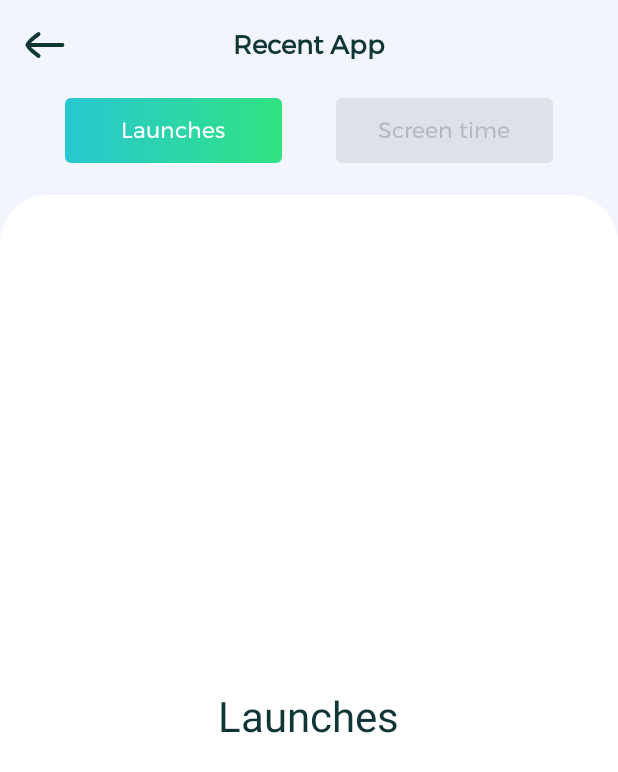
After one commit to Dale-jiang/OneClean, an Android app: the RecentAppUsedInfoActivity screen opened directly, with no data from a screen before it, on a phone screen of 412 x 824 dp. The commit adds this screen. Shown: the top 772 px of the screen. Run offline under Robolectric (Android 15) with nearby library versions, the phone set to English and light mode, and no system bars.

Commit message:
recent app main

```diff
--- a/app/src/main/AndroidManifest.xml
+++ b/app/src/main/AndroidManifest.xml
@@ -142,6 +142,11 @@
             android:configChanges="density|screenSize|keyboardHidden"
             android:screenOrientation="portrait" />
 
+        <activity
+            android:name=".ui.functions.recentapp.RecentAppUsedInfoActivity"
+            android:configChanges="density|screenSize|keyboardHidden"
+            android:screenOrientation="portrait" />
+
         <service
             android:name=".ui.functions.notice.FrontNoticeService"
             android:exported="false" />
--- a/app/src/main/java/com/kk/newcleanx/ui/common/MainActivity.kt
+++ b/app/src/main/java/com/kk/newcleanx/ui/common/MainActivity.kt
@@ -45,6 +45,7 @@ import com.kk.newcleanx.ui.functions.deviceinfo.DeviceInfoActivity
 import com.kk.newcleanx.ui.functions.duplicatefile.DuplicateFileActivity
 import com.kk.newcleanx.ui.functions.empty.EmptyFolderActivity
 import com.kk.newcleanx.ui.functions.recentapp.RecentAppGrantPermissionActivity
+import com.kk.newcleanx.ui.functions.recentapp.RecentAppUsedInfoActivity
 import com.kk.newcleanx.utils.CommonUtils
 import com.kk.newcleanx.utils.CommonUtils.hasNotificationPermission
 import com.kk.newcleanx.utils.CommonUtils.isAtLeastAndroid13
@@ -195,9 +196,9 @@ class MainActivity : AllFilePermissionActivity<AcMainBinding>() {
 
                 RECENT_APP -> {
                     if (CommonUtils.hasUsageStatsPermission()) {
+                        RecentAppUsedInfoActivity.start(this)
+                    } else {
                         RecentAppGrantPermissionActivity.start(this)
-                    } else {
-                        // TODO:
                     }
                 }
 
--- a/app/src/main/java/com/kk/newcleanx/ui/common/PermissionSettingDialogActivity.kt
+++ b/app/src/main/java/com/kk/newcleanx/ui/common/PermissionSettingDialogActivity.kt
@@ -14,7 +14,6 @@ class PermissionSettingDialogActivity : BaseActivity<AcPermissionSettingDialogBi
         super.onCreate(savedInstanceState)
 
         binding.apply {
-            isToSettings = true
             val title = intent?.getStringExtra(INTENT_KEY) ?: getString(R.string.user_guide)
             val message = intent?.getStringExtra(INTENT_KEY_1) ?: getString(R.string.please_ensure_this_option_is_enabled)
 
@@ -30,6 +29,11 @@ class PermissionSettingDialogActivity : BaseActivity<AcPermissionSettingDialogBi
         }
     }
 
+    override fun onResume() {
+        super.onResume()
+        isToSettings = true
+    }
+
     override fun onDestroy() {
         super.onDestroy()
         isToSettings = true
--- a/app/src/main/java/com/kk/newcleanx/ui/functions/recentapp/RecentAppGrantPermissionActivity.kt
+++ b/app/src/main/java/com/kk/newcleanx/ui/functions/recentapp/RecentAppGrantPermissionActivity.kt
@@ -37,7 +37,7 @@ class RecentAppGrantPermissionActivity : BaseActivity<AcRecentAppPermissionBindi
     private val perResult =
         registerForActivityResult(ActivityResultContracts.StartActivityForResult()) {
             if (hasUsageStatsPermission()) {
-                // TODO:
+               RecentAppUsedInfoActivity.start(this)
             }
         }
 
--- /dev/null
+++ b/app/src/main/java/com/kk/newcleanx/ui/functions/recentapp/RecentAppUsedInfoActivity.kt
@@ -0,0 +1,97 @@
+package com.kk.newcleanx.ui.functions.recentapp
+
+import android.content.Context
+import android.content.Intent
+import android.graphics.PorterDuff
+import android.os.Bundle
+import android.view.View
+import androidx.core.content.ContextCompat
+import androidx.fragment.app.Fragment
+import androidx.fragment.app.FragmentActivity
+import androidx.viewpager2.adapter.FragmentStateAdapter
+import androidx.viewpager2.widget.ViewPager2
+import com.kk.newcleanx.R
+import com.kk.newcleanx.databinding.AcRecentAppUsedInfoBinding
+import com.kk.newcleanx.ui.base.BaseActivity
+import com.kk.newcleanx.ui.functions.recentapp.fragment.AppLaunchesFragment
+import com.kk.newcleanx.ui.functions.recentapp.fragment.ScreenTimeInfoFragment
+
+class RecentAppUsedInfoActivity : BaseActivity<AcRecentAppUsedInfoBinding>() {
+    companion object {
+        fun start(context: Context) {
+            context.startActivity(Intent(context, RecentAppUsedInfoActivity::class.java))
+        }
+    }
+
+    override fun topView(): View {
+        return binding.toolbar.root
+    }
+
+    override fun onCreate(savedInstanceState: Bundle?) {
+        super.onCreate(savedInstanceState)
+
+        binding.apply {
+
+            toolbar.tvTitle.text = getString(R.string.recent_app)
+            toolbar.ivBack.setColorFilter(ContextCompat.getColor(this@RecentAppUsedInfoActivity, R.color.main_text_color), PorterDuff.Mode.SRC_IN)
+            toolbar.ivBack.setOnClickListener {
+                onBackPressedDispatcher.onBackPressed()
+            }
+
+            launches.setOnClickListener {
+                viewPager.currentItem = 0
+                setBtn(0)
+            }
+
+            screenTime.setOnClickListener {
+                viewPager.currentItem = 1
+                setBtn(1)
+            }
+
+            viewPager.registerOnPageChangeCallback(object : ViewPager2.OnPageChangeCallback() {
+
+                override fun onPageSelected(position: Int) {
+                    setBtn(position)
+                }
+            })
+
+
+            val fragmentList = mutableListOf<Fragment>(AppLaunchesFragment(), ScreenTimeInfoFragment())
+            viewPager.isUserInputEnabled = true
+            viewPager.adapter = ViewPageAdapter(this@RecentAppUsedInfoActivity, fragmentList)
+            viewPager.offscreenPageLimit = 2
+        }
+    }
+
+
+    private fun setBtn(position: Int) {
+
+        binding.apply {
+            if (position == 0) {
+                launches.setBackgroundResource(R.drawable.shape_btn_gradient_bg_r4)
+                launches.setTextColor(ContextCompat.getColor(this@RecentAppUsedInfoActivity, R.color.white))
+
+                screenTime.setBackgroundResource(R.drawable.shape_dde2e9_r4)
+                screenTime.setTextColor(ContextCompat.getColor(this@RecentAppUsedInfoActivity, R.color.color_b5bac1))
+            } else {
+                launches.setBackgroundResource(R.drawable.shape_dde2e9_r4)
+                launches.setTextColor(ContextCompat.getColor(this@RecentAppUsedInfoActivity, R.color.color_b5bac1))
+
+                screenTime.setBackgroundResource(R.drawable.shape_btn_gradient_bg_r4)
+                screenTime.setTextColor(ContextCompat.getColor(this@RecentAppUsedInfoActivity, R.color.white))
+            }
+
+        }
+    }
+
+    inner class ViewPageAdapter(
+        activity: FragmentActivity,
+        private val list: MutableList<Fragment>
+    ) :
+        FragmentStateAdapter(activity) {
+        override fun getItemCount(): Int = list.size
+
+        override fun createFragment(position: Int): Fragment = list[position]
+    }
+
+}
--- /dev/null
+++ b/app/src/main/java/com/kk/newcleanx/ui/functions/recentapp/fragment/AppLaunchesFragment.kt
@@ -0,0 +1,14 @@
+package com.kk.newcleanx.ui.functions.recentapp.fragment
+
+import android.os.Bundle
+import android.view.View
+import com.kk.newcleanx.databinding.FrRecentAppLaunchesBinding
+import com.kk.newcleanx.ui.base.BaseFragment
+
+class AppLaunchesFragment : BaseFragment<FrRecentAppLaunchesBinding>() {
+
+    override fun onViewCreated(view: View, savedInstanceState: Bundle?) {
+
+    }
+
+}
--- /dev/null
+++ b/app/src/main/java/com/kk/newcleanx/ui/functions/recentapp/fragment/ScreenTimeInfoFragment.kt
@@ -0,0 +1,15 @@
+package com.kk.newcleanx.ui.functions.recentapp.fragment
+
+import android.os.Bundle
+import android.view.View
+import com.kk.newcleanx.databinding.FrRecentAppLaunchesBinding
+import com.kk.newcleanx.databinding.FrScreenTimeInfoBinding
+import com.kk.newcleanx.ui.base.BaseFragment
+
+class ScreenTimeInfoFragment : BaseFragment<FrScreenTimeInfoBinding>() {
+
+    override fun onViewCreated(view: View, savedInstanceState: Bundle?) {
+
+    }
+
+}
--- /dev/null
+++ b/app/src/main/res/drawable/shape_btn_gradient_bg_r4.xml
@@ -0,0 +1,8 @@
+<?xml version="1.0" encoding="utf-8"?>
+<shape xmlns:android="http://schemas.android.com/apk/res/android">
+
+    <corners android:radius="4dp" />
+    <gradient android:startColor="@color/color_29c7d1"
+        android:endColor="@color/color_30e382"/>
+
+</shape>
--- /dev/null
+++ b/app/src/main/res/drawable/shape_dde2e9_r4.xml
@@ -0,0 +1,7 @@
+<?xml version="1.0" encoding="utf-8"?>
+<shape xmlns:android="http://schemas.android.com/apk/res/android">
+
+    <corners android:radius="4dp" />
+    <solid android:color="@color/color_dde2e9"/>
+
+</shape>
--- /dev/null
+++ b/app/src/main/res/layout/ac_recent_app_used_info.xml
@@ -0,0 +1,63 @@
+<?xml version="1.0" encoding="utf-8"?>
+<androidx.constraintlayout.widget.ConstraintLayout xmlns:android="http://schemas.android.com/apk/res/android"
+    xmlns:app="http://schemas.android.com/apk/res-auto"
+    android:layout_width="match_parent"
+    android:layout_height="match_parent"
+    android:background="@color/color_f2f6fc">
+
+    <include
+        android:id="@+id/toolbar"
+        layout="@layout/layout_toolbar" />
+
+
+    <androidx.appcompat.widget.AppCompatTextView
+        android:id="@+id/launches"
+        android:layout_width="0dp"
+        android:layout_height="40dp"
+        android:layout_marginStart="40dp"
+        android:layout_marginTop="5dp"
+        android:layout_marginEnd="17dp"
+        android:background="@drawable/shape_btn_gradient_bg_r4"
+        android:fontFamily="@font/montserrat"
+        android:gravity="center"
+        android:includeFontPadding="false"
+        android:maxLines="1"
+        android:text="@string/string_launches"
+        android:textColor="#FFFFFFFF"
+        android:textSize="14sp"
+        app:autoSizeMaxTextSize="14sp"
+        app:autoSizeTextType="uniform"
+        app:layout_constraintEnd_toStartOf="@+id/screenTime"
+        app:layout_constraintStart_toStartOf="parent"
+        app:layout_constraintTop_toBottomOf="@+id/toolbar" />
+
+    <androidx.appcompat.widget.AppCompatTextView
+        android:id="@+id/screenTime"
+        android:layout_width="0dp"
+        android:layout_height="40dp"
+        android:layout_marginStart="17dp"
+        android:layout_marginTop="5dp"
+        android:layout_marginEnd="40dp"
+        android:background="@drawable/shape_dde2e9_r4"
+        android:fontFamily="@font/montserrat"
+        android:gravity="center"
+        android:includeFontPadding="false"
+        android:text="@string/screen_time"
+        android:textColor="@color/color_b5bac1"
+        android:textSize="14sp"
+        app:autoSizeMaxTextSize="14sp"
+        app:autoSizeTextType="uniform"
+        app:layout_constraintEnd_toEndOf="parent"
+        app:layout_constraintStart_toEndOf="@+id/launches"
+        app:layout_constraintTop_toBottomOf="@+id/toolbar" />
+
+    <androidx.viewpager2.widget.ViewPager2
+        android:id="@+id/viewPager"
+        android:layout_width="match_parent"
+        android:layout_height="0dp"
+        app:layout_constraintBottom_toBottomOf="parent"
+        app:layout_constraintLeft_toLeftOf="parent"
+        app:layout_constraintRight_toRightOf="parent"
+        app:layout_constraintTop_toBottomOf="@+id/launches" />
+
+</androidx.constraintlayout.widget.ConstraintLayout>
--- /dev/null
+++ b/app/src/main/res/layout/fr_recent_app_launches.xml
@@ -0,0 +1,26 @@
+<?xml version="1.0" encoding="utf-8"?>
+<androidx.constraintlayout.widget.ConstraintLayout xmlns:android="http://schemas.android.com/apk/res/android"
+    xmlns:app="http://schemas.android.com/apk/res-auto"
+    android:layout_width="match_parent"
+    android:layout_height="match_parent"
+    android:background="@color/color_f2f6fc">
+
+    <FrameLayout
+        android:layout_width="match_parent"
+        android:layout_height="0dp"
+        android:layout_marginTop="20dp"
+        android:background="@drawable/shape_big_file_clean_bg"
+        app:layout_constraintBottom_toBottomOf="parent"
+        app:layout_constraintTop_toTopOf="parent">
+
+        <TextView
+            android:layout_width="wrap_content"
+            android:layout_height="wrap_content"
+            android:layout_gravity="center"
+            android:text="Launches"
+            android:textColor="#FF0F3536"
+            android:textSize="26sp" />
+
+    </FrameLayout>
+
+</androidx.constraintlayout.widget.ConstraintLayout>
--- /dev/null
+++ b/app/src/main/res/layout/fr_screen_time_info.xml
@@ -0,0 +1,26 @@
+<?xml version="1.0" encoding="utf-8"?>
+<androidx.constraintlayout.widget.ConstraintLayout xmlns:android="http://schemas.android.com/apk/res/android"
+    xmlns:app="http://schemas.android.com/apk/res-auto"
+    android:layout_width="match_parent"
+    android:layout_height="match_parent"
+    android:background="@color/color_f2f6fc">
+
+    <FrameLayout
+        android:layout_width="match_parent"
+        android:layout_height="0dp"
+        android:layout_marginTop="20dp"
+        android:background="@drawable/shape_big_file_clean_bg"
+        app:layout_constraintBottom_toBottomOf="parent"
+        app:layout_constraintTop_toTopOf="parent">
+
+        <TextView
+            android:layout_width="wrap_content"
+            android:layout_height="wrap_content"
+            android:layout_gravity="center"
+            android:text="Launches"
+            android:textColor="#FF0F3536"
+            android:textSize="26sp" />
+
+    </FrameLayout>
+
+</androidx.constraintlayout.widget.ConstraintLayout>
--- a/app/src/main/res/values/colors.xml
+++ b/app/src/main/res/values/colors.xml
@@ -73,5 +73,7 @@
     <color name="color_fd9b40">#FD9B40</color>
     <color name="color_ffe85d1e">#FFE85D1E</color>
     <color name="color_0b98ff">#0B98FF</color>
+    <color name="color_dde2e9">#DDE2E9</color>
+    <color name="color_b5bac1">#B5BAC1</color>
 
 </resources>
--- a/app/src/main/res/values/strings.xml
+++ b/app/src/main/res/values/strings.xml
@@ -144,6 +144,8 @@
     <string name="same_has_been_selected">The same document has been selected</string>
     <string name="grant_permission">Grant Permission</string>
     <string name="grant_permission_to_use_feature">Grant Permission to Use Feature</string>
+    <string name="string_launches">Launches</string>
+    <string name="screen_time">Screen time</string>
 
 
 </resources>
```
